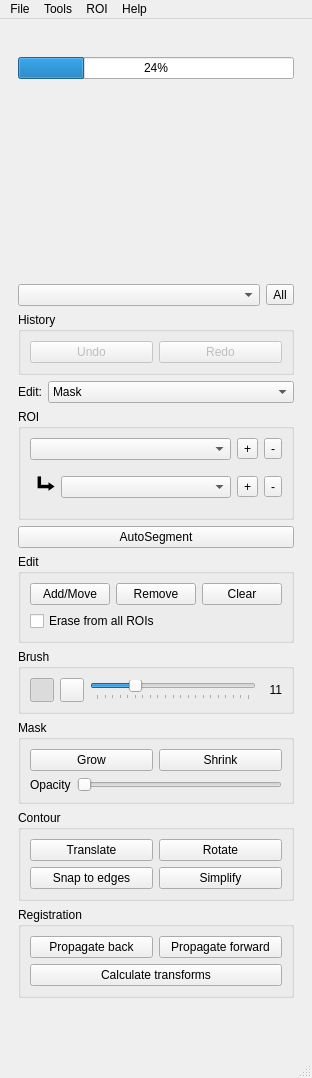
This is src/dafne/ui/toolbox.ui in dafne-imaging/dafne as Qt 5 draws it before an edit. The edited form follows.
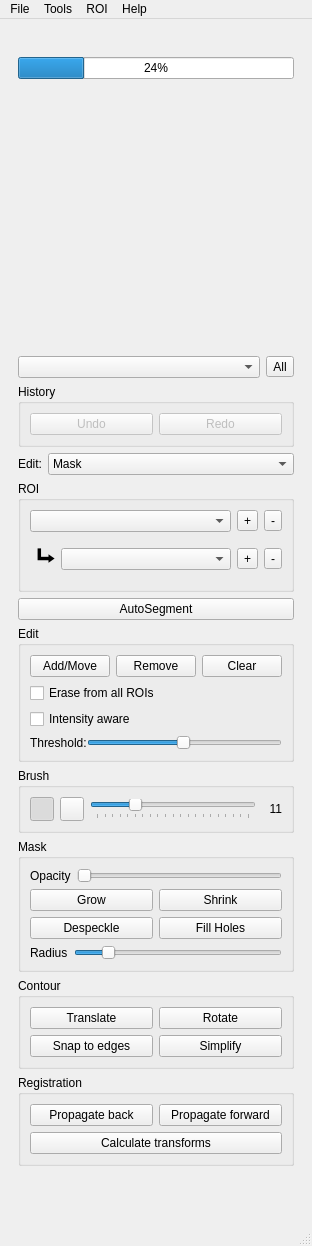
This is the edited form. Icons and pictures are not drawn.

Commit message: New mask operations: Despeckle/close holes Intensity-aware brush

The edit to the form file:
```diff
--- a/src/dafne/ui/toolbox.ui
+++ b/src/dafne/ui/toolbox.ui
@@ -7,7 +7,7 @@
     <x>0</x>
     <y>0</y>
     <width>311</width>
-    <height>1078</height>
+    <height>1246</height>
    </rect>
   </property>
   <property name="windowTitle">
@@ -309,6 +309,57 @@
             </property>
            </widget>
           </item>
+          <item>
+           <widget class="QCheckBox" name="intensityAware_checkbox">
+            <property name="text">
+             <string>Intensity aware</string>
+            </property>
+           </widget>
+          </item>
+          <item>
+           <widget class="QWidget" name="intensityThreshold_widget" native="true">
+            <layout class="QHBoxLayout" name="horizontalLayout_16">
+             <property name="spacing">
+              <number>0</number>
+             </property>
+             <property name="leftMargin">
+              <number>0</number>
+             </property>
+             <property name="topMargin">
+              <number>0</number>
+             </property>
+             <property name="rightMargin">
+              <number>0</number>
+             </property>
+             <property name="bottomMargin">
+              <number>0</number>
+             </property>
+             <item>
+              <widget class="QLabel" name="label_4">
+               <property name="text">
+                <string>Threshold:</string>
+               </property>
+              </widget>
+             </item>
+             <item>
+              <widget class="QSlider" name="intensityThreshold_slider">
+               <property name="minimum">
+                <number>1</number>
+               </property>
+               <property name="maximum">
+                <number>100</number>
+               </property>
+               <property name="value">
+                <number>50</number>
+               </property>
+               <property name="orientation">
+                <enum>Qt::Horizontal</enum>
+               </property>
+              </widget>
+             </item>
+            </layout>
+           </widget>
+          </item>
          </layout>
         </widget>
        </item>
@@ -437,24 +488,6 @@
           <string>Mask</string>
          </property>
          <layout class="QVBoxLayout" name="verticalLayout_7">
-          <item>
-           <layout class="QHBoxLayout" name="horizontalLayout_10">
-            <item>
-             <widget class="QPushButton" name="grow_button">
-              <property name="text">
-               <string>Grow</string>
-              </property>
-             </widget>
-            </item>
-            <item>
-             <widget class="QPushButton" name="shrink_button">
-              <property name="text">
-               <string>Shrink</string>
-              </property>
-             </widget>
-            </item>
-           </layout>
-          </item>
           <item>
            <layout class="QHBoxLayout" name="horizontalLayout_12">
             <item>
@@ -476,6 +509,69 @@
             </item>
            </layout>
           </item>
+          <item>
+           <layout class="QHBoxLayout" name="horizontalLayout_10">
+            <item>
+             <widget class="QPushButton" name="grow_button">
+              <property name="text">
+               <string>Grow</string>
+              </property>
+             </widget>
+            </item>
+            <item>
+             <widget class="QPushButton" name="shrink_button">
+              <property name="text">
+               <string>Shrink</string>
+              </property>
+             </widget>
+            </item>
+           </layout>
+          </item>
+          <item>
+           <layout class="QHBoxLayout" name="horizontalLayout_13">
+            <item>
+             <widget class="QPushButton" name="despeckle_button">
+              <property name="text">
+               <string>Despeckle</string>
+              </property>
+             </widget>
+            </item>
+            <item>
+             <widget class="QPushButton" name="fillholes_button">
+              <property name="text">
+               <string>Fill Holes</string>
+              </property>
+             </widget>
+            </item>
+           </layout>
+          </item>
+          <item>
+           <layout class="QHBoxLayout" name="horizontalLayout_15">
+            <item>
+             <widget class="QLabel" name="label_3">
+              <property name="text">
+               <string>Radius</string>
+              </property>
+             </widget>
+            </item>
+            <item>
+             <widget class="QSlider" name="despeckle_radius_slider">
+              <property name="minimum">
+               <number>1</number>
+              </property>
+              <property name="maximum">
+               <number>30</number>
+              </property>
+              <property name="value">
+               <number>5</number>
+              </property>
+              <property name="orientation">
+               <enum>Qt::Horizontal</enum>
+              </property>
+             </widget>
+            </item>
+           </layout>
+          </item>
          </layout>
         </widget>
        </item>
```
Left out of the diff: 2 changed lines with no effect on the pictures. The commit also changes 3 other files.
